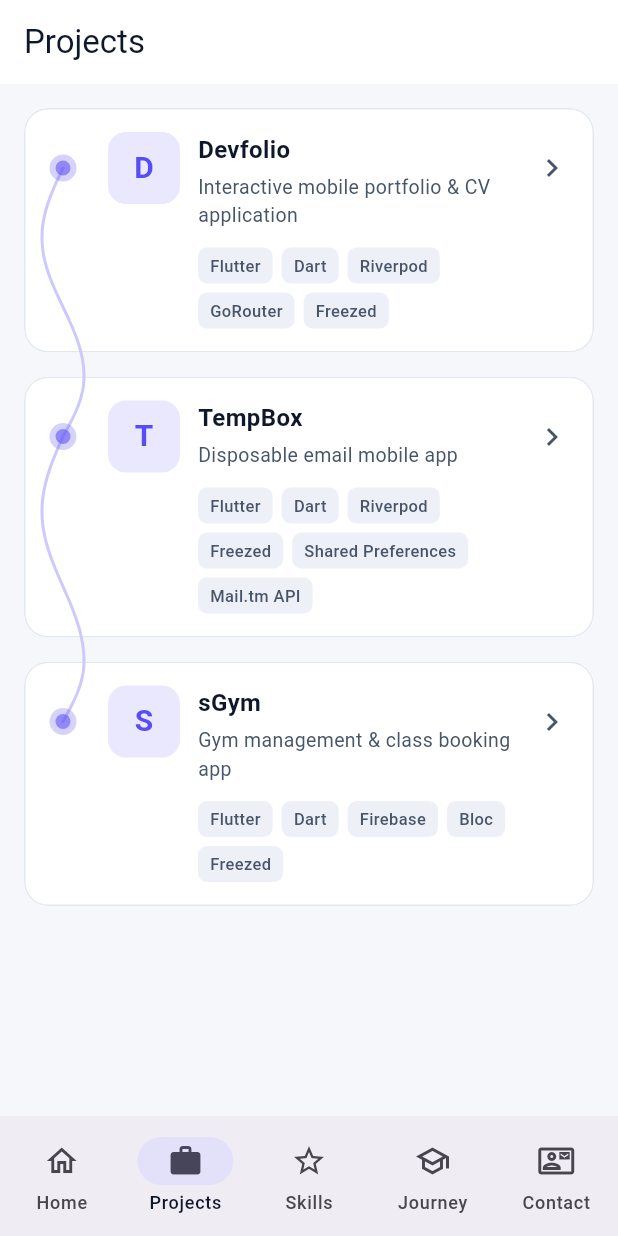
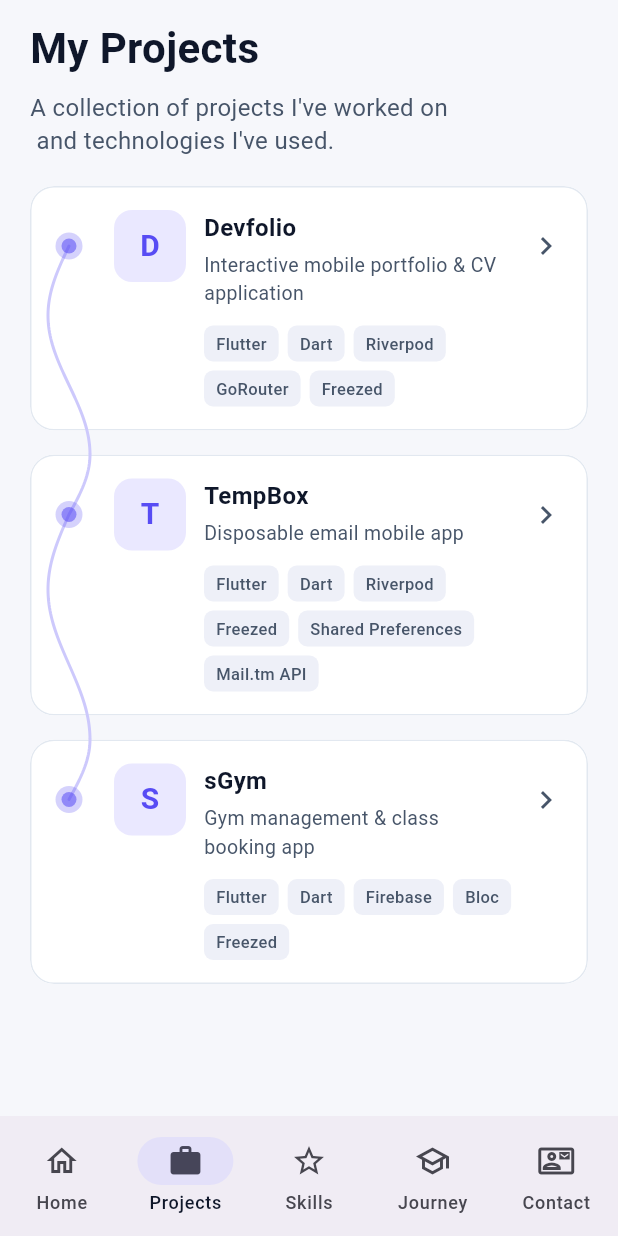
Before and after one commit to Mashiro-jz/DevFolio, a Flutter app: the screen it shows after launch, item 2 of the bottom bar chosen, on a phone screen of 412 x 824 dp. Run offline on Flutter 3.47's test engine with Material 3 defaults, Android fonts, the phone set to English and light mode, and no system bars; our stand-ins replace flutter_riverpod, freezed_annotation, go_router, material_ui.

Commit message:
feat: add project details screen and update projects screen with navigation

```diff
--- a/lib/core/router/app_router.dart
+++ b/lib/core/router/app_router.dart
@@ -1,6 +1,7 @@
 import 'package:devfolio/features/contact/presentation/screens/contact_screen.dart';
 import 'package:devfolio/features/home/presentation/screens/home_screen.dart';
 import 'package:devfolio/features/journey/presentation/screens/journey_screen.dart';
+import 'package:devfolio/features/projects/presentation/screens/project_details_screen.dart';
 import 'package:devfolio/features/projects/presentation/screens/projects_screen.dart';
 import 'package:devfolio/features/skills/presentation/screens/skills_screen.dart';
 import 'package:devfolio/shared/widgets/main_shell_screen.dart';
@@ -27,6 +28,15 @@ class AppRouter {
               GoRoute(
                 path: '/projects',
                 builder: (context, state) => const ProjectsScreen(),
+                routes: [
+                  GoRoute(
+                    path: 'details/:id',
+                    builder: (context, state) {
+                      final String projectId = state.pathParameters['id']!;
+                      return ProjectDetailsScreen(projectId: projectId);
+                    },
+                  ),
+                ],
               ),
             ],
           ),
--- a/lib/features/projects/presentation/screens/projects_screen.dart
+++ b/lib/features/projects/presentation/screens/projects_screen.dart
@@ -1,5 +1,7 @@
+import 'package:devfolio/core/theme/app_colors.dart';
 import 'package:devfolio/features/projects/presentation/providers/projects_provider.dart';
 import 'package:devfolio/features/projects/presentation/widgets/project_timeline_tile.dart';
+import 'package:go_router/go_router.dart';
 import 'package:material_ui/material_ui.dart';
 import 'package:flutter_riverpod/flutter_riverpod.dart';
 
@@ -11,10 +13,35 @@ class ProjectsScreen extends ConsumerWidget {
     final projectsAsync = ref.watch(projectsProvider);
 
     return Scaffold(
-      appBar: AppBar(title: const Text('Projects')),
-      body: projectsAsync.when(
+      body: SafeArea(
+        child: Padding(
+          padding: EdgeInsets.symmetric(horizontal: 20, vertical: 12),
+          child: Column(
+            crossAxisAlignment: CrossAxisAlignment.start,
+            children: [
+              Text(
+                "My Projects",
+                style: TextStyle(
+                  fontSize: 28,
+                  fontWeight: FontWeight.bold,
+                  color: context.colors.textPrimary,
+                ),
+              ),
+              SizedBox(height: 8),
+              Text(
+                "A collection of projects I've worked on \n and technologies I've used.",
+                style: TextStyle(
+                  fontSize: 16,
+                  color: context.colors.textSecondary,
+                  fontWeight: FontWeight.w400,
+                  height: 1.4,
+                ),
+              ),
+              SizedBox(height: 4),
+              Expanded(
+                child: projectsAsync.when(
                   data: (projects) => ListView.builder(
-          padding: const EdgeInsets.all(16),
+                    padding: const EdgeInsets.only(top: 16, bottom: 32),
                     itemCount: projects.length,
                     itemBuilder: (context, index) {
                       final project = projects[index];
@@ -22,13 +49,20 @@ class ProjectsScreen extends ConsumerWidget {
                         project: project,
                         isFirst: index == 0,
                         isLast: index == projects.length - 1,
-              onTap: () {}, // TODO : dodać tutaj ekran szczegółów
+                        onTap: () =>
+                            context.go('/projects/details/${project.id}'),
                       );
                     },
                   ),
                   error: (Object error, StackTrace stackTrace) =>
                       Center(child: Text(error.toString())),
-        loading: () => const Center(child: CircularProgressIndicator()),
+                  loading: () =>
+                      const Center(child: CircularProgressIndicator()),
+                ),
+              ),
+            ],
+          ),
+        ),
       ),
     );
   }
--- a/lib/features/projects/presentation/widgets/project_card.dart
+++ b/lib/features/projects/presentation/widgets/project_card.dart
@@ -1,5 +1,6 @@
 import 'package:devfolio/core/theme/app_colors.dart';
 import 'package:devfolio/features/projects/data/models/project_model.dart';
+import 'package:devfolio/features/projects/presentation/widgets/tech_chip.dart';
 import 'package:material_ui/material_ui.dart';
 
 class ProjectCard extends StatelessWidget {
@@ -78,7 +79,7 @@ class ProjectCard extends StatelessWidget {
                       runSpacing: 6,
                       children: [
                         for (final tech in project.techStack)
-                          _TechChip(label: tech),
+                          TechChip(label: tech),
                       ],
                     ),
                   ],
@@ -97,29 +98,3 @@ class ProjectCard extends StatelessWidget {
     );
   }
 }
-
-class _TechChip extends StatelessWidget {
-  final String label;
-  const _TechChip({required this.label});
-
-  @override
-  Widget build(BuildContext context) {
-    final colors = context.colors;
-
-    return Container(
-      padding: const EdgeInsets.symmetric(horizontal: 8, vertical: 4),
-      decoration: BoxDecoration(
-        color: colors.surfaceVariant,
-        borderRadius: BorderRadius.circular(6),
-      ),
-      child: Text(
-        label,
-        style: TextStyle(
-          color: colors.textSecondary,
-          fontSize: 11,
-          fontWeight: FontWeight.w500,
-        ),
-      ),
-    );
-  }
-}
--- a/lib/features/projects/presentation/widgets/project_timeline_tile.dart
+++ b/lib/features/projects/presentation/widgets/project_timeline_tile.dart
@@ -5,6 +5,7 @@ import 'package:devfolio/features/projects/data/models/project_model.dart';
 import 'package:devfolio/features/projects/presentation/widgets/project_card.dart';
 import 'package:material_ui/material_ui.dart';
 
+// TODO : W wolnej chwili pobawić się jeszcze z linią. Obliczyć dokładniej jak narysować linię z Mockupu.
 class _TimelinePainter extends CustomPainter {
   final Color dotColor;
   final Color lineColor;
--- /dev/null
+++ b/lib/features/projects/presentation/widgets/tech_chip.dart
@@ -0,0 +1,28 @@
+import 'package:devfolio/core/theme/app_colors.dart';
+import 'package:material_ui/material_ui.dart';
+
+class TechChip extends StatelessWidget {
+  final String label;
+  const TechChip({super.key, required this.label});
+
+  @override
+  Widget build(BuildContext context) {
+    final colors = context.colors;
+
+    return Container(
+      padding: const EdgeInsets.symmetric(horizontal: 8, vertical: 4),
+      decoration: BoxDecoration(
+        color: colors.surfaceVariant,
+        borderRadius: BorderRadius.circular(6),
+      ),
+      child: Text(
+        label,
+        style: TextStyle(
+          color: colors.textSecondary,
+          fontSize: 11,
+          fontWeight: FontWeight.w500,
+        ),
+      ),
+    );
+  }
+}
```
Also changed, not shown: lib/features/projects/presentation/screens/project_details_screen.dart (added, +236 -0 lines). Lines whose indentation alone changed are shown as unchanged.
